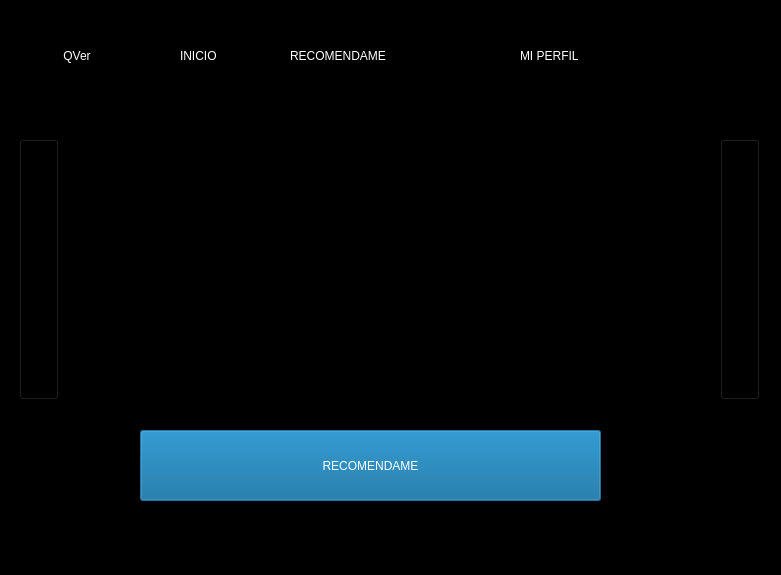
Above: QVer/Designs-UI/main - copia.ui from Espindolete/QVer before the change. Below: the same form after it.
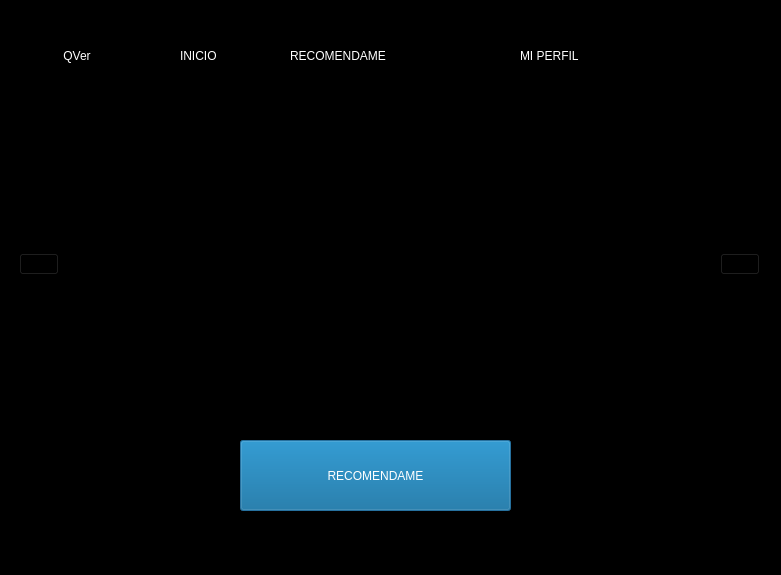
That is the form after the change. Icons and pictures are not drawn.

Patch:
```diff
--- a/QVer/Designs-UI/main - copia.ui
+++ b/QVer/Designs-UI/main - copia.ui
@@ -19,9 +19,9 @@
   <widget class="QPushButton" name="pushButton">
    <property name="geometry">
     <rect>
-     <x>140</x>
-     <y>430</y>
-     <width>461</width>
+     <x>240</x>
+     <y>440</y>
+     <width>271</width>
      <height>71</height>
     </rect>
    </property>
@@ -96,20 +96,14 @@
      <x>19</x>
      <y>139</y>
      <width>741</width>
-     <height>261</height>
+     <height>251</height>
     </rect>
    </property>
    <layout class="QHBoxLayout" name="horizontalLayout">
-    <property name="spacing">
-     <number>6</number>
-    </property>
-    <property name="sizeConstraint">
-     <enum>QLayout::SetMaximumSize</enum>
-    </property>
     <item>
      <widget class="QPushButton" name="pushButton_2">
       <property name="sizePolicy">
-       <sizepolicy hsizetype="Fixed" vsizetype="Minimum">
+       <sizepolicy hsizetype="Fixed" vsizetype="Fixed">
         <horstretch>0</horstretch>
         <verstretch>0</verstretch>
        </sizepolicy>
@@ -188,21 +182,21 @@
         <verstretch>0</verstretch>
        </sizepolicy>
       </property>
+      <property name="text">
+       <string/>
+      </property>
       <property name="pixmap">
        <pixmap>avengers-7.jpg</pixmap>
       </property>
       <property name="scaledContents">
        <bool>true</bool>
       </property>
-      <property name="wordWrap">
-       <bool>false</bool>
-      </property>
      </widget>
     </item>
     <item>
      <widget class="QPushButton" name="pushButton_3">
       <property name="sizePolicy">
-       <sizepolicy hsizetype="Fixed" vsizetype="Minimum">
+       <sizepolicy hsizetype="Fixed" vsizetype="Fixed">
         <horstretch>0</horstretch>
         <verstretch>0</verstretch>
        </sizepolicy>
```
Left out of the diff: 38 changed lines with no effect on the pictures.
